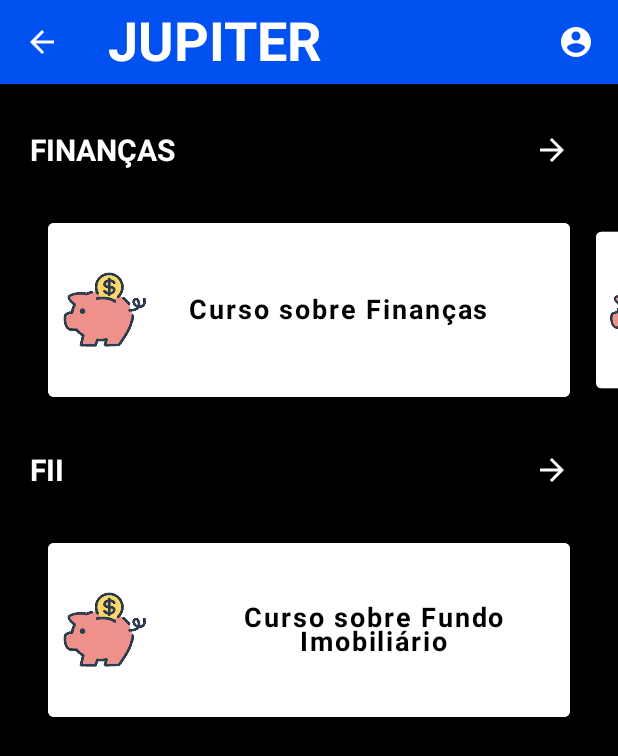
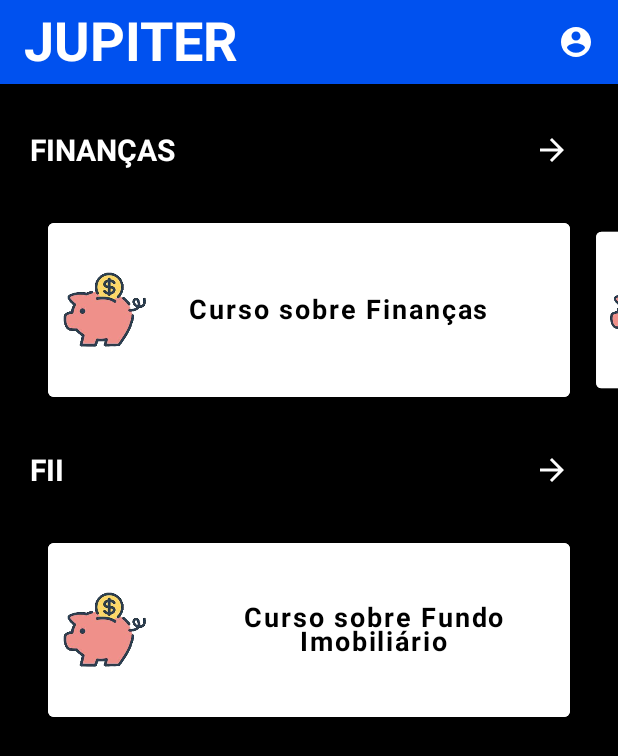
Before and after one commit to DanieleStein/Jupiter, an Android app built with Jetpack Compose: the CourseScreen screen opened through its navigation route, on a phone screen of 412 x 824 dp. Shown: the top 756 px of the screen. Run offline under Robolectric (Android 15) with nearby library versions, the phone set to English and light mode, and no system bars; our stand-ins replace accompanist.

Commit message:
ajustando navegacao

```diff
--- a/androidApp/src/main/java/br/com/jupiter/android/MainActivity.kt
+++ b/androidApp/src/main/java/br/com/jupiter/android/MainActivity.kt
@@ -3,12 +3,8 @@ package br.com.jupiter.android
 import android.os.Bundle
 import androidx.activity.ComponentActivity
 import androidx.activity.compose.setContent
-import androidx.compose.foundation.layout.fillMaxSize
-import androidx.compose.material.*
-import androidx.compose.runtime.Composable
-import androidx.compose.ui.Modifier
-import androidx.compose.ui.tooling.preview.Preview
 import androidx.core.splashscreen.SplashScreen.Companion.installSplashScreen
+import br.com.jupiter.android.nav.Navigator
 
 class MainActivity : ComponentActivity() {
     override fun onCreate(savedInstanceState: Bundle?) {
--- a/androidApp/src/main/java/br/com/jupiter/android/Navigator.kt
+++ /dev/null
@@ -1,87 +0,0 @@
-package br.com.jupiter.android
-
-import androidx.compose.runtime.Composable
-import androidx.compose.ui.Modifier
-import androidx.navigation.NavHostController
-import androidx.navigation.compose.NavHost
-import androidx.navigation.compose.composable
-import androidx.navigation.compose.rememberNavController
-import br.com.jupiter.Objects.Mock
-import br.com.jupiter.android.components.CardCourse
-import br.com.jupiter.android.content.ContentScreen
-import br.com.jupiter.android.courses.CourseScreen
-import br.com.jupiter.android.login.LoginScreen
-import br.com.jupiter.android.orders.OrderScreen
-import br.com.jupiter.android.registerPayment.RegisterPaymentScreen
-import br.com.jupiter.android.registerUser1.RegisterUserScreen
-import br.com.jupiter.model.Curso
-import br.com.jupiter.model.Usuario
-
-
-enum class Route {
-    CONTENT, LOGIN, COURSES, CREATE, PAYMENT, ORDER
-}
-
-@Composable
-fun Navigator(
-    modifier: Modifier = Modifier,
-    navHostController: NavHostController = rememberNavController(),
-    initial: Route = Route.LOGIN
-) {
-
-
-    NavHost(
-        navController = navHostController,
-        startDestination = initial.name
-    ) {
-        composable(Route.CONTENT.name) {
-            ContentScreen() {}
-        }
-
-        composable(Route.LOGIN.name) {
-            LoginScreen(
-                onHomeNavigate = { navHostController.navigate(Route.COURSES.name) },
-                onCreateNavigate = { navHostController.navigate(Route.CREATE.name) }
-            )
-
-        }
-
-        composable(Route.COURSES.name) {
-            CourseScreen()
-        }
-
- /*       composable(Route.CARD.name) {
-            CardCourse(onNavigateDetails = { conteudo ->
-                println(conteudo)
-                navHostController.navigate(Route.LOGIN.name)
-            }, curso = ""
-            )
-        }*/
-
-        composable(Route.CREATE.name) {
-            RegisterUserScreen(
-                onNextButtonClicked = {
-                    navHostController.navigate(Route.PAYMENT.name)
-                }
-            )
-        }
-
-        composable(Route.PAYMENT.name) {
-            RegisterPaymentScreen(
-                onNextButtonClicked = {
-                    navHostController.navigate(Route.ORDER.name)
-                }
-            )
-        }
-
-        composable(Route.ORDER.name) {
-            OrderScreen(
-                onNextButtonClicked = {
-                    navHostController.navigate(Route.COURSES.name)
-                }
-            )
-        }
-    }
-
-
-}
--- a/androidApp/src/main/java/br/com/jupiter/android/components/CardCourse.kt
+++ b/androidApp/src/main/java/br/com/jupiter/android/components/CardCourse.kt
@@ -18,11 +18,10 @@ import androidx.compose.ui.tooling.preview.Preview
 import androidx.compose.ui.unit.dp
 import androidx.compose.ui.unit.sp
 import androidx.compose.ui.util.lerp
-import androidx.navigation.compose.rememberNavController
+import androidx.navigation.NavHostController
 import br.com.jupiter.Objects.Mock
 import br.com.jupiter.android.R
 import br.com.jupiter.model.Categorias
-import br.com.jupiter.model.Conteudo
 import br.com.jupiter.model.Curso
 import com.google.accompanist.pager.ExperimentalPagerApi
 import com.google.accompanist.pager.HorizontalPager
@@ -30,7 +29,7 @@ import com.google.accompanist.pager.calculateCurrentOffsetForPage
 import kotlin.math.absoluteValue
 
 @Composable
-fun CardCourse(curso: String, onCardNavigation: () -> Unit) {
+fun CardCourse(curso: Curso, onCardNavigation: (Long) -> Unit, navHostController: NavHostController?) {
     Column(
         verticalArrangement = Arrangement.Center,
         modifier = Modifier
@@ -38,11 +37,12 @@ fun CardCourse(curso: String, onCardNavigation: () -> Unit) {
             .height(116.dp)
             .fillMaxWidth()
             .padding()
-          .clickable {
-            onCardNavigation.invoke()
-          }
+            .clickable {}
     ) {
-        TextButton(onClick = { /*TODO*/ }) {
+        TextButton(onClick = {
+            println(navHostController)
+            onCardNavigation.invoke(curso.id)
+        }) {
             Row(
                 verticalAlignment = Alignment.CenterVertically
             ) {
@@ -58,7 +58,7 @@ fun CardCourse(curso: String, onCardNavigation: () -> Unit) {
                 }
                 Spacer(modifier = Modifier.width(25.dp))
                 Text(
-                    curso,
+                    curso!!.titulo,
                     fontSize = 18.sp,
                     fontWeight = FontWeight.Bold,
                     color = Color.Black,
@@ -72,7 +72,7 @@ fun CardCourse(curso: String, onCardNavigation: () -> Unit) {
 
 @OptIn(ExperimentalPagerApi::class)
 @Composable
-fun CardCourseGroup(categoria: String) {
+fun CardCourseGroup(categoria: String, onCard: (String) -> Unit, navHostController: NavHostController? ) {
 
     val cursos: List<Curso> = Mock.listaDeCursos
     val cursosFiltrados: List<Curso> = cursos.filter { it.curso.toString() == categoria }
@@ -80,7 +80,9 @@ fun CardCourseGroup(categoria: String) {
     HorizontalPager(
         count = cursosFiltrados.size,
         contentPadding = PaddingValues(horizontal = 32.dp),
-        modifier = Modifier.height(125.dp)
+        modifier = Modifier
+            .height(125.dp)
+            .clickable { onCard.invoke("teste") }
     ) { page ->
         val pageOffset = calculateCurrentOffsetForPage(page).absoluteValue
         Card(
@@ -97,7 +99,7 @@ fun CardCourseGroup(categoria: String) {
 
             }
         ) {
-            CardCourse(curso = cursosFiltrados[page].titulo) {}
+            CardCourse(curso = cursosFiltrados[page], navHostController = navHostController , onCardNavigation = {})
         }
     }
 }
@@ -105,11 +107,11 @@ fun CardCourseGroup(categoria: String) {
 @Preview
 @Composable
 fun CardCoursePreview() {
-    CardCourse("Curso sobre Finanças avançadas") {}
+    CardCourse(Mock.curso1, {}, navHostController = null)
 }
 
 @Preview
 @Composable
 fun CardCourseGroupPreview() {
-    CardCourseGroup(Categorias.FII.name)
+    CardCourseGroup(Categorias.FII.name, navHostController = null, onCard = {})
 }
--- a/androidApp/src/main/java/br/com/jupiter/android/components/TopBar.kt
+++ b/androidApp/src/main/java/br/com/jupiter/android/components/TopBar.kt
@@ -19,12 +19,20 @@ import androidx.compose.ui.text.font.FontWeight
 import androidx.compose.ui.tooling.preview.Preview
 import androidx.compose.ui.unit.dp
 import androidx.compose.ui.unit.sp
+import androidx.navigation.NavHostController
 import br.com.jupiter.android.R
 
 @Composable
 fun TopBar(title: String) {
     TopAppBar(
-    title = { Text(text = title, fontWeight = FontWeight.Bold, fontSize = 36.sp, color = Color.White) },
+        title = {
+            Text(
+                text = title,
+                fontWeight = FontWeight.Bold,
+                fontSize = 36.sp,
+                color = Color.White
+            )
+        },
         backgroundColor = Color(0xFF0051EF)
     )
 }
@@ -32,7 +40,14 @@ fun TopBar(title: String) {
 @Composable
 fun TopBarPerfil(title: String) {
     TopAppBar(
-    title = { Text(text = title, fontWeight = FontWeight.Bold, fontSize = 36.sp, color = Color.White) },
+        title = {
+            Text(
+                text = title,
+                fontWeight = FontWeight.Bold,
+                fontSize = 36.sp,
+                color = Color.White
+            )
+        },
         navigationIcon = {
             IconButton(onClick = {}) {
                 Icon(Icons.Filled.ArrowBack, "backIcon", tint = Color.White)
@@ -58,11 +73,18 @@ fun TopBarPerfil(title: String) {
 }
 
 @Composable
-fun TopBarCourse(titulo: String) {
+fun TopBarCourse(titulo: String, navHostController: NavHostController?) {
     TopAppBar(
-    title = { Text(text = titulo, fontWeight = FontWeight.Bold, fontSize = 36.sp, color = Color.White) },
+        title = {
+            Text(
+                text = titulo,
+                fontWeight = FontWeight.Bold,
+                fontSize = 36.sp,
+                color = Color.White
+            )
+        },
         navigationIcon = {
-      IconButton(onClick = {}) {
+            IconButton(onClick = { navHostController?.popBackStack() }) {
                 Icon(Icons.Filled.ArrowBack, "backIcon", tint = Color.White)
             }
         },
@@ -95,10 +117,46 @@ fun TopBarCourse(titulo: String) {
     )
 }
 
+
+@Composable
+fun TopBarPerfilOnly(title: String) {
+    TopAppBar(
+        title = {
+            Text(
+                text = title,
+                fontWeight = FontWeight.Bold,
+                fontSize = 36.sp,
+                color = Color.White
+            )
+        },
+        actions = {
+            IconButton(onClick = {}) {
+                Image(
+                    painter = painterResource(R.drawable.ic_profile2),
+                    contentDescription = "Profile",
+                    contentScale = ContentScale.Fit,
+                    modifier = Modifier
+                        .height(40.dp)
+                        .clip(CircleShape)
+                )
+            }
+        },
+
+        backgroundColor = Color(0xFF0051EF)
+    )
+}
+
+
 @Preview
 @Composable
 fun TopBar1Preview() {
     TopBar(title = "JUPITER")
+}
+
+@Preview
+@Composable
+fun TopBarPerfilOnlyPreview() {
+    TopBarPerfilOnly(title = "JUPITER")
 }
 
 @Preview
@@ -110,5 +168,5 @@ fun TopBarPerfilPreview() {
 @Preview
 @Composable
 fun TopBarCoursePreview() {
-  TopBarCourse(titulo = "JUPITER")
+    TopBarCourse(titulo = "JUPITER", navHostController = null)
 }
--- a/androidApp/src/main/java/br/com/jupiter/android/courses/CourseScreen.kt
+++ b/androidApp/src/main/java/br/com/jupiter/android/courses/CourseScreen.kt
@@ -19,18 +19,19 @@ import androidx.compose.ui.text.font.FontWeight
 import androidx.compose.ui.tooling.preview.Preview
 import androidx.compose.ui.unit.dp
 import androidx.compose.ui.unit.sp
+import androidx.navigation.NavHostController
 import br.com.jupiter.android.MyApplicationTheme
 import br.com.jupiter.android.components.CardCourseGroup
-import br.com.jupiter.android.components.TopBarCourse
 import br.com.jupiter.android.components.TopBarPerfil
+import br.com.jupiter.android.components.TopBarPerfilOnly
 import br.com.jupiter.model.Categorias
 
 @OptIn(ExperimentalMaterial3Api::class)
 @Composable
-fun CourseScreen() {
+fun CourseScreen(onCategoryDetail: (String) -> Unit, navHostController: NavHostController?) {
     MyApplicationTheme() {
         Scaffold(
-            topBar = { TopBarPerfil(title = "JUPITER") },
+            topBar = { TopBarPerfilOnly(title = "JUPITER") },
             containerColor = Color.Black,
         ) {
 
@@ -53,14 +54,14 @@ fun CourseScreen() {
                                 color = Color.White
                             )
                             Spacer(modifier = Modifier.weight(1f)) //espaço entre a escrita e a seta
-                            IconButton(onClick = { /*TODO*/ }) {
+                            IconButton(onClick = { onCategoryDetail.invoke(categoria.name) }) {
                                 Icon(Icons.Filled.ArrowForward, "backIcon", tint = Color.White)
                             }
                         }
                     }
 
                     item {
-                        CardCourseGroup(categoria.name)
+                        CardCourseGroup(categoria.name, navHostController = navHostController, onCard = {})
                     }
 
                 }
@@ -73,5 +74,5 @@ fun CourseScreen() {
 @Preview
 @Composable
 fun CourseScreenPreview() {
-    CourseScreen()
+    CourseScreen(onCategoryDetail = {}, navHostController = null)
 }
--- /dev/null
+++ b/androidApp/src/main/java/br/com/jupiter/android/nav/Navigator.kt
@@ -0,0 +1,134 @@
+package br.com.jupiter.android.nav
+
+import androidx.compose.runtime.Composable
+import androidx.compose.ui.Modifier
+import androidx.navigation.NavController
+import androidx.navigation.NavGraphBuilder
+import androidx.navigation.NavHostController
+import androidx.navigation.compose.NavHost
+import androidx.navigation.compose.composable
+import androidx.navigation.compose.rememberNavController
+import androidx.navigation.navigation
+import br.com.jupiter.Objects.Mock
+import br.com.jupiter.android.components.CardCourse
+import br.com.jupiter.android.components.CardCourseGroup
+import br.com.jupiter.android.content.ContentScreen
+import br.com.jupiter.android.courses.CourseScreen
+import br.com.jupiter.android.courses.CourseScreen2
+import br.com.jupiter.android.login.LoginScreen
+import br.com.jupiter.android.orders.OrderScreen
+import br.com.jupiter.android.registerPayment.RegisterPaymentScreen
+import br.com.jupiter.android.registerUser1.RegisterUserScreen
+import br.com.jupiter.model.Categorias
+
+
+enum class Route {
+    CONTENT, LOGIN, COURSES, CREATE, PAYMENT, ORDER, COURSES_DETAIL, CARD, CARD_GROUP
+}
+
+@Composable
+fun Navigator(
+    modifier: Modifier = Modifier,
+    navHostController: NavHostController = rememberNavController(),
+    initial: Route = Route.COURSES
+) {
+
+
+    NavHost(
+        navController = navHostController,
+        startDestination = initial.name
+    ) {
+
+        composable(Route.LOGIN.name) {
+            LoginScreen(
+                onHomeNavigate = { navHostController.navigate(Route.COURSES.name) },
+                onCreateNavigate = { navHostController.navigate(Route.CREATE.name) }
+            )
+
+        }
+
+        composable(Route.COURSES.name) {
+            CourseScreen(
+                onCategoryDetail = { navHostController.navigate("${Route.COURSES_DETAIL}/$it") },
+                navHostController = navHostController
+            )
+        }
+
+        composable("${Route.COURSES_DETAIL}/{categoria}") {
+            val categoria = it.arguments?.getString("categoria")
+            CourseScreen2(categoria ?: "", navHostController = navHostController)
+        }
+
+
+        composable(Route.CARD.name) {
+            CardCourse(
+                curso = Mock.curso1,
+                navHostController = navHostController,
+                onCardNavigation = { id ->
+                    println("Entrei com id: ${id}")
+                    navHostController.navigate("${Route.CONTENT}/$id")
+                })
+        }
+
+
+        composable("${Route.CONTENT}/{conteudo}") {
+            val conteudo = it.arguments?.getString("conteudo")
+            println(conteudo)
+            ContentScreen(id = 1, onBack = { })
+        }
+
+        /*composable(Route.CONTENT.name) {
+            ContentScreen(id = 1, onBack = { })
+        }*/
+
+
+        composable(Route.CREATE.name) {
+            RegisterUserScreen(
+                onNextButtonClicked = {
+                    navHostController.navigate(Route.PAYMENT.name)
+                }
+            )
+        }
+
+        composable(Route.PAYMENT.name) {
+            RegisterPaymentScreen(
+                onNextButtonClicked = {
+                    navHostController.navigate(Route.ORDER.name)
+                }
+            )
+        }
+
+        composable(Route.ORDER.name) {
+            OrderScreen(
+                onNextButtonClicked = {
+                    navHostController.navigate(Route.COURSES.name)
+                }
+            )
+        }
+
+        cardsToGroup(navHostController)
+
+    }
+
+
+}
+
+
+fun NavGraphBuilder.cardsToGroup(navController: NavController) {
+    navigation(Route.CONTENT.name, route = Route.CARD.name) {
+
+        composable(route = Route.CONTENT.name) {
+            ContentScreen(onBack = {
+                println("")
+            }, id = 0)
+        }
+
+        /*composable("${Route.COURSES.name}/${Route.CARD_GROUP.name}") {
+    CardCourseGroup(categoria = Categorias.FII.name, onCard = {
+        println(it)
+    }, navHostController = navHostController)
+}*/
+
+
+    }
+}
```
Also changed, not shown: androidApp/src/main/java/br/com/jupiter/android/content/ContentScreen.kt (+16 -9 lines), androidApp/src/main/java/br/com/jupiter/android/courses/CourseScreen2.kt (+5 -9 lines). Lines whose indentation alone changed are shown as unchanged.
